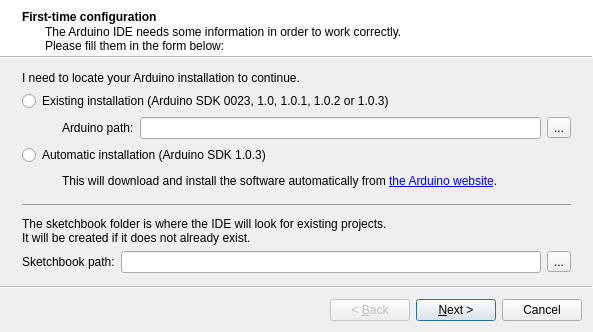
Before: the Qt Designer form gui/FirstTimeWizard.ui in mupuf/arduide, drawn with Qt 5.
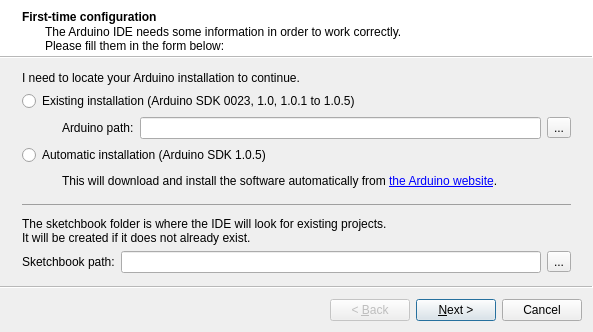
After: the same form once the commit is applied. Icons and pictures are not drawn.

Patch:
```diff
--- a/gui/FirstTimeWizard.ui
+++ b/gui/FirstTimeWizard.ui
@@ -37,7 +37,7 @@
     <item>
      <widget class="QRadioButton" name="existingInstallButton">
       <property name="text">
-       <string>Existing installation (Arduino SDK 0023, 1.0, 1.0.1, 1.0.2 or 1.0.3)</string>
+       <string>Existing installation (Arduino SDK 0023, 1.0, 1.0.1 to 1.0.5)</string>
       </property>
      </widget>
     </item>
@@ -92,7 +92,7 @@
     <item>
      <widget class="QRadioButton" name="automaticInstallButton">
       <property name="text">
-       <string>Automatic installation (Arduino SDK 1.0.3)</string>
+       <string>Automatic installation (Arduino SDK 1.0.5)</string>
       </property>
      </widget>
     </item>
```
